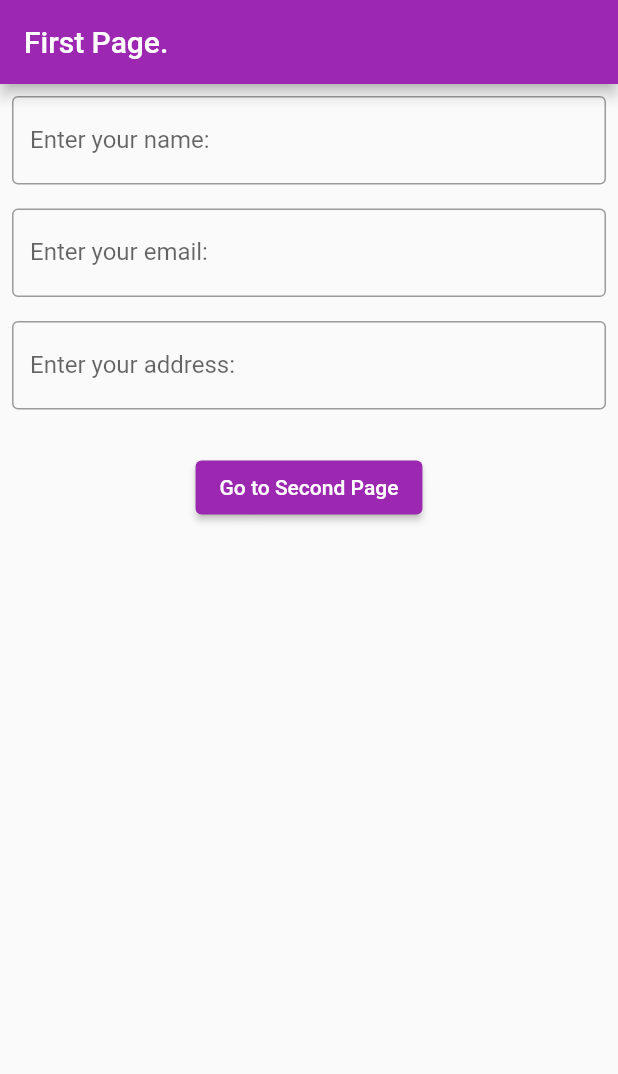
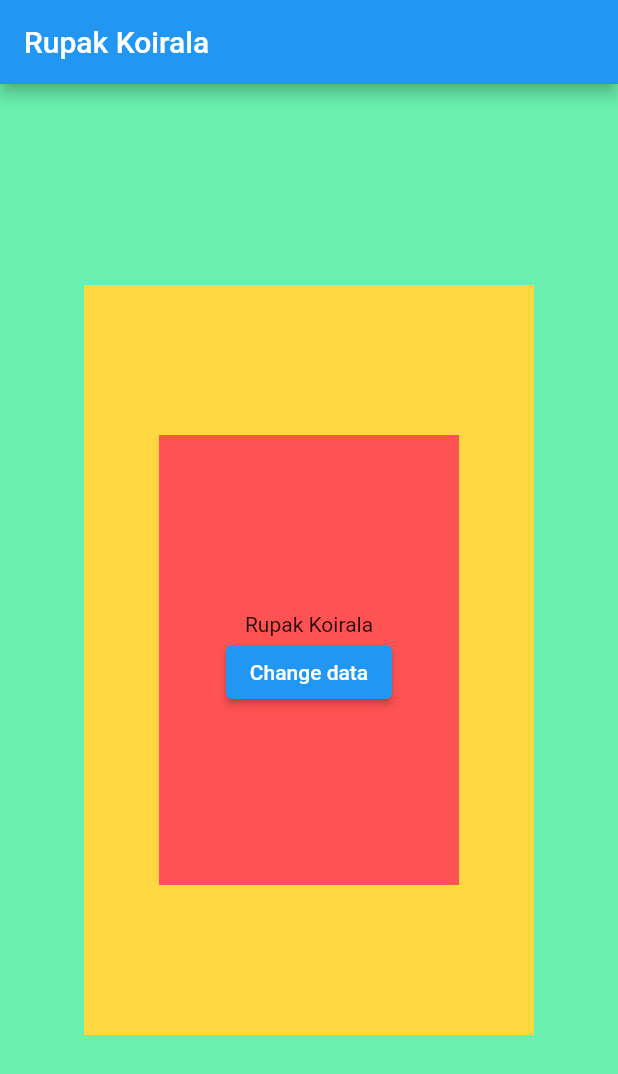
Before and after one commit to rkoirala129/first_flutter_app, a Flutter app: the screen it shows after launch, on a phone screen of 412 x 824 dp. Shown: the top 1074 px of the screen. Run offline on Flutter 3.47's test engine with Material 2 defaults, Android fonts, the phone set to English and light mode, and no system bars; missing offline and left inert: flutter_statusbarcolor_ns.

Commit message:
setState

```diff
--- a/lib/main.dart
+++ b/lib/main.dart
@@ -8,12 +8,15 @@ import 'package:first_flutter_app/screenUI/imagewidget.dart';
 import 'package:first_flutter_app/screenUI/listViewWidget.dart';
 import 'package:first_flutter_app/screenUI/listviewtypes.dart';
 import 'package:first_flutter_app/screenUI/myFirstPage.dart';
-import 'package:first_flutter_app/screenUI/pageviewwidget.dart';
 import 'package:first_flutter_app/screenUI/rowcolumn.dart';
 import 'package:first_flutter_app/screenUI/scaffoldtext.dart';
+import 'package:first_flutter_app/screenUI/statemanagement.dart';
 import 'package:first_flutter_app/screenUI/tabbarwidget.dart';
+import 'package:first_flutter_app/screenUI/testfile.dart';
 import 'package:first_flutter_app/screenUI/textfieldwidget.dart';
 import 'package:flutter/material.dart';
+import 'package:flutter/services.dart';
+import 'package:flutter_statusbarcolor_ns/flutter_statusbarcolor_ns.dart';
 
 void main() {
   runApp(const MyApp());
@@ -25,13 +28,16 @@ class MyApp extends StatelessWidget {
   // This widget is the root of your application.
   @override
   Widget build(BuildContext context) {
+    // SystemChrome.setSystemUIOverlayStyle(
+    //     SystemUiOverlayStyle(statusBarColor: Colors.amber));
     return MaterialApp(
       debugShowCheckedModeBanner: false,
       title: 'Flutter Demo',
       theme: ThemeData(
+        primaryColor: Colors.red,
         primarySwatch: Colors.purple,
       ),
-      home: const FirstPage(),
+      home: const StateManagement(),
     );
   }
 }
--- a/lib/screenUI/mySecondPage.dart
+++ b/lib/screenUI/mySecondPage.dart
@@ -14,6 +14,8 @@ class _SecondPageState extends State<SecondPage> {
   TextEditingController _num1 = TextEditingController();
   TextEditingController _num2 = TextEditingController();
   int? sum;
+  String aSum = "";
+  String mytext = "";
 
   @override
   Widget build(BuildContext context) {
@@ -58,6 +60,8 @@ class _SecondPageState extends State<SecondPage> {
 
                 setState(() {
                   sum = summ;
+                  aSum = sum.toString();
+                  mytext = "Sum : ${aSum}";
                 });
               }),
               child: Text("Add"),
@@ -65,7 +69,7 @@ class _SecondPageState extends State<SecondPage> {
             SizedBox(
               height: 25,
             ),
-            Text("Sum : ${sum}"),
+            Text(mytext),
             SizedBox(
               height: 25,
             ),
--- /dev/null
+++ b/lib/screenUI/statemanagement.dart
@@ -0,0 +1,112 @@
+import 'package:flutter/material.dart';
+
+class StateManagement extends StatelessWidget {
+  const StateManagement({Key? key}) : super(key: key);
+
+  @override
+  Widget build(BuildContext context) {
+    return MaterialApp(
+      home: MainPage(),
+    );
+  }
+}
+
+class MainPage extends StatefulWidget {
+  const MainPage({Key? key}) : super(key: key);
+
+  @override
+  State<MainPage> createState() => _MainPageState();
+}
+
+class _MainPageState extends State<MainPage> {
+  String text = "Rupak Koirala";
+
+  void changeValue(String newData) {
+    setState(() {
+      text = newData;
+    });
+  }
+
+  @override
+  Widget build(BuildContext context) {
+    print('Building MainPage');
+    return Scaffold(
+      backgroundColor: Colors.greenAccent,
+      appBar: AppBar(
+        title: Text(text),
+      ),
+      body: Screen2(
+        text2: text,
+        changeData: changeValue,
+      ),
+    );
+  }
+}
+
+class Screen2 extends StatelessWidget {
+  String text2;
+  final Function(String) changeData;
+  Screen2({Key? key, required this.text2, required this.changeData})
+      : super(key: key);
+  @override
+  Widget build(BuildContext context) {
+    print('Building Screen2');
+    return Center(
+      child: Container(
+        height: 500,
+        width: 300,
+        color: Colors.amberAccent,
+        alignment: Alignment.center,
+        child: Screen3(
+          text3: text2,
+          changeData: changeData,
+        ),
+      ),
+    );
+  }
+}
+
+class Screen3 extends StatelessWidget {
+  String text3;
+  final Function(String) changeData;
+  Screen3({Key? key, required this.text3, required this.changeData})
+      : super(key: key);
+  @override
+  Widget build(BuildContext context) {
+    print('Building Screen3');
+    return Container(
+      height: 300,
+      width: 200,
+      color: Colors.redAccent,
+      child: Screen4(
+        text4: text3,
+        changedata: changeData,
+      ),
+    );
+  }
+}
+
+class Screen4 extends StatelessWidget {
+  String text4;
+  final Function(String) changedata;
+  Screen4({Key? key, required this.text4, required this.changedata})
+      : super(key: key);
+  @override
+  Widget build(BuildContext context) {
+    print('Building Screen4');
+    return Center(
+      child: Column(
+        mainAxisAlignment: MainAxisAlignment.center,
+        children: [
+          Text(text4),
+          ElevatedButton(
+            onPressed: () {
+              changedata("Sunway College.");
+            },
+            child: Text('Change data'),
+          ),
+        ],
+      ),
+    );
+  }
+}
--- a/pubspec.yaml
+++ b/pubspec.yaml
@@ -34,6 +34,7 @@ dependencies:
   # The following adds the Cupertino Icons font to your application.
   # Use with the CupertinoIcons class for iOS style icons.
   cupertino_icons: ^1.0.2
+  flutter_statusbarcolor_ns: ^0.4.0
 
 dev_dependencies:
   flutter_test:
```
Also changed, not shown: lib/screenUI/home.dart (+21 -2 lines), lib/screenUI/pageviewwidget.dart (deleted, +0 -84 lines), lib/screenUI/testfile.dart (added, +20 -0 lines), lib/screenUI/newfile.dart (added), pubspec.lock.
